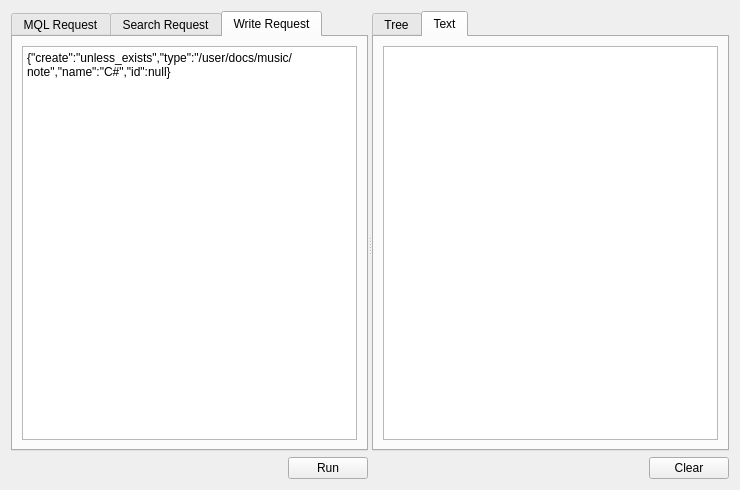
tranter/qt-google-freebase, file form.ui: the form before one commit.
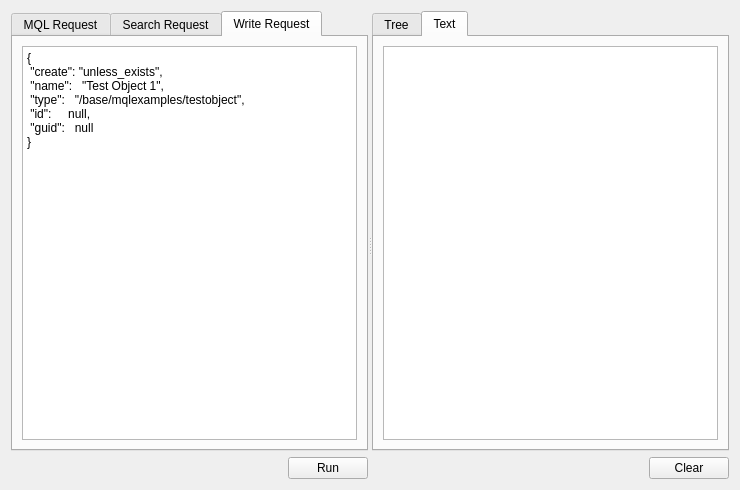
The form after the commit.

The edit to the form file:
```diff
--- a/form.ui
+++ b/form.ui
@@ -101,7 +101,16 @@
              <item>
               <widget class="QPlainTextEdit" name="editWriteQuery">
                <property name="plainText">
-                <string>{&quot;create&quot;:&quot;unless_exists&quot;,&quot;type&quot;:&quot;/user/docs/music/note&quot;,&quot;name&quot;:&quot;C#&quot;,&quot;id&quot;:null}</string>
+                <string>{
+ &quot;create&quot;: &quot;unless_exists&quot;,
+ &quot;name&quot;:   &quot;Test Object 1&quot;,
+ &quot;type&quot;:   &quot;/base/mqlexamples/testobject&quot;,
+ &quot;id&quot;:     null,
+ &quot;guid&quot;:   null
+}</string>
+               </property>
+               <property name="tabStopWidth">
+                <number>20</number>
                </property>
               </widget>
              </item>
```
